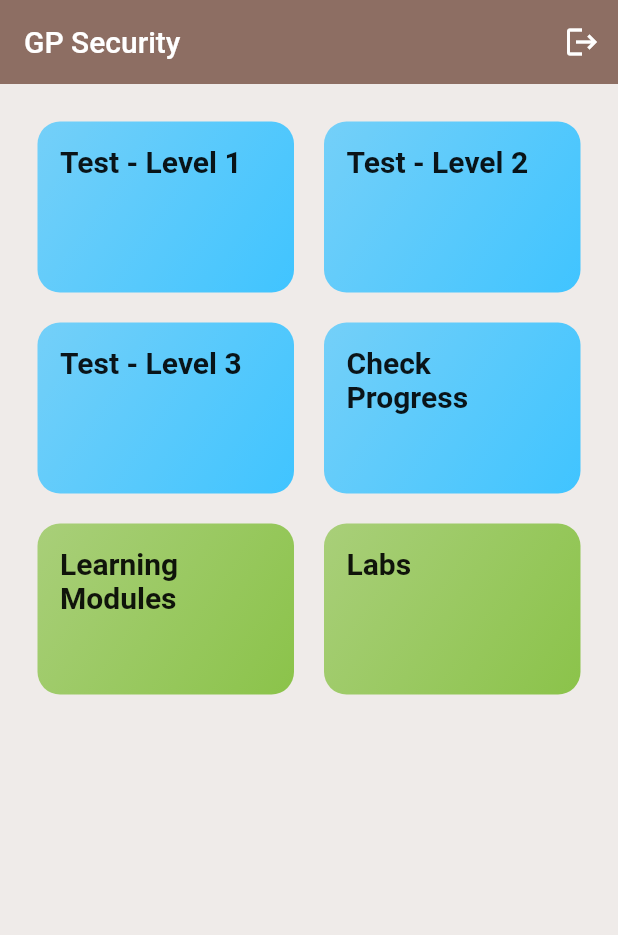
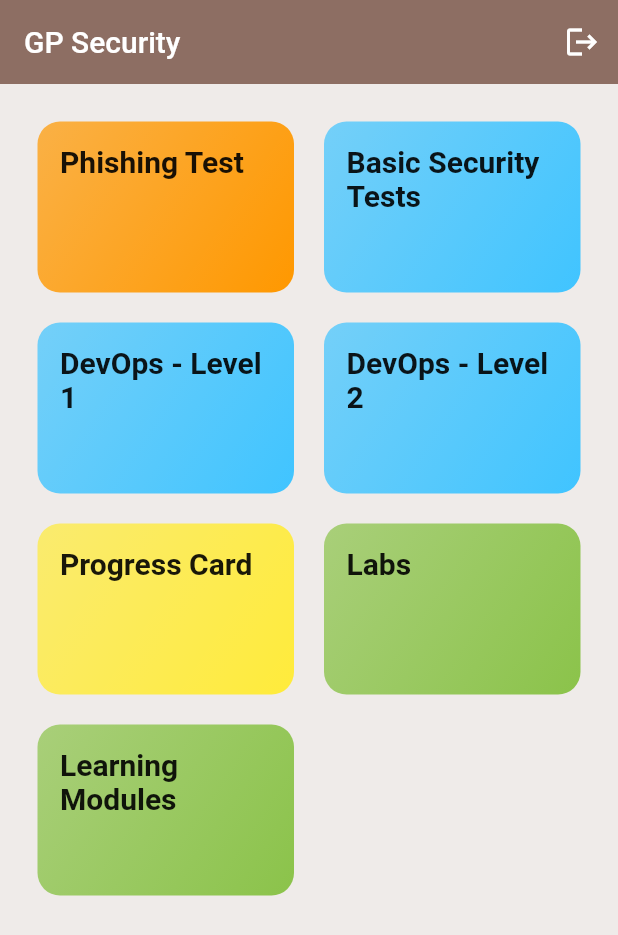
Before and after one commit to aseemsethi/gp_ent, a Flutter app: the screen it shows once a user with an empty profile is signed in, on a phone screen of 412 x 824 dp. Shown: the top 935 px of the screen. Run offline on Flutter 3.47's test engine with Material 2 defaults, Android fonts, the phone set to English and light mode, and no system bars; our stand-ins replace cloud_firestore, firebase_auth, firebase_core, flutter_spinkit; accounts and stored records are empty.

Commit message:
rearranged top level menu

```diff
--- a/lib/data/securityHdg.dart
+++ b/lib/data/securityHdg.dart
@@ -5,42 +5,58 @@ import '../data/qData.dart';
 
 const TopHomeMenu = [
   securityHdg(
+    id: 'phishing',
+    title: 'Phishing Test',
+    color: Colors.orange,
+  ),
+  securityHdg(
     id: 'level1',
-    title: 'Test - Level 1',
+    title: 'Basic Security Tests',
     color: Colors.lightBlueAccent,
   ),
   securityHdg(
-    id: 'level2',
-    title: 'Test - Level 2',
+    id: 'devops1',
+    title: 'DevOps - Level 1',
     color: Colors.lightBlueAccent,
   ),
   securityHdg(
-    id: 'level3',
-    title: 'Test - Level 3',
+    id: 'devops2',
+    title: 'DevOps - Level 2',
     color: Colors.lightBlueAccent,
   ),
   securityHdg(
     id: 'progress',
-    title: 'Check Progress',
-    color: Colors.lightBlueAccent,
+    title: 'Progress Card',
+    color: Colors.yellow,
+  ),
+  securityHdg(
+    id: 'labs',
+    title: 'Labs',
+    color: Colors.lightGreen,
   ),
   securityHdg(
     id: 'learning',
     title: 'Learning Modules',
     color: Colors.lightGreen,
   ),
-  securityHdg(
-    id: 'labs',
-    title: 'Labs',
-    color: Colors.lightGreen,
-  ),
 ];
 
 Map<String, dynamic> levels = {
+  "phishing": qChaptersPhishing,
   "level1": qChaptersDataLevel1,
-  "level2": qChaptersDataLevel2,
-  "level3": qChaptersDataLevel3,
+  "devops1": qChaptersDevops1,
+  "devops2": qChaptersDevops2,
 };
+
+var qChaptersPhishing = [
+  qChaptersModel(
+      id: "phishing-c1",
+      title: "Phishing Tests",
+      imageUrl: Image.asset('assets/images/one.jpeg'),
+      // 'https://source.unsplash.com/user/c_v_r/1900x800',
+      complexity: Complexity.Simple,
+      q: qPhishing),
+];
 
 var qChaptersDataLevel1 = [
   qChaptersModel(
@@ -70,28 +86,28 @@ var qChaptersDataLevel1 = [
       q: qLevel1Basic),
 ];
 
-var qChaptersDataLevel2 = [
+var qChaptersDevops1 = [
   qChaptersModel(
-      id: "level2-c1",
+      id: "devops1-c1",
       title: "Advanced Security",
       imageUrl: Image.asset('assets/images/five.jpeg'),
       complexity: Complexity.Simple,
-      q: qLevel2Basic),
+      q: qDevops1c1),
   qChaptersModel(
-      id: "level2-c2",
+      id: "devops1-c2",
       title: "Advanced IAM",
       imageUrl: Image.asset('assets/images/six.jpeg'),
       //'https://placebear.com/g/200/200',
       complexity: Complexity.Challenging,
-      q: qLevel2Basic),
+      q: qDevops1c1),
 ];
 
-var qChaptersDataLevel3 = [
+var qChaptersDevops2 = [
   qChaptersModel(
-      id: "level3-c1",
+      id: "devops2-c1",
       title: "Very Advanced Security",
       imageUrl: Image.asset('assets/images/one.jpeg'),
       // 'https://source.unsplash.com/user/c_v_r/1900x800',
       complexity: Complexity.Simple,
-      q: qLevel3Basic),
+      q: qDevops2c1),
 ];
--- a/lib/main.dart
+++ b/lib/main.dart
@@ -30,6 +30,7 @@ class MyApp extends StatelessWidget {
         initialRoute: '/',
         routes: {
           '/': (ctx) => Wrapper(),
+          '/phishing': (ctx) => QChapters(),
           '/level1': (ctx) => QChapters(),
           '/level2': (ctx) => QChapters(),
           '/level3': (ctx) => QChapters(),
```
Also changed, not shown: lib/data/qData.dart (+29 -2 lines).
